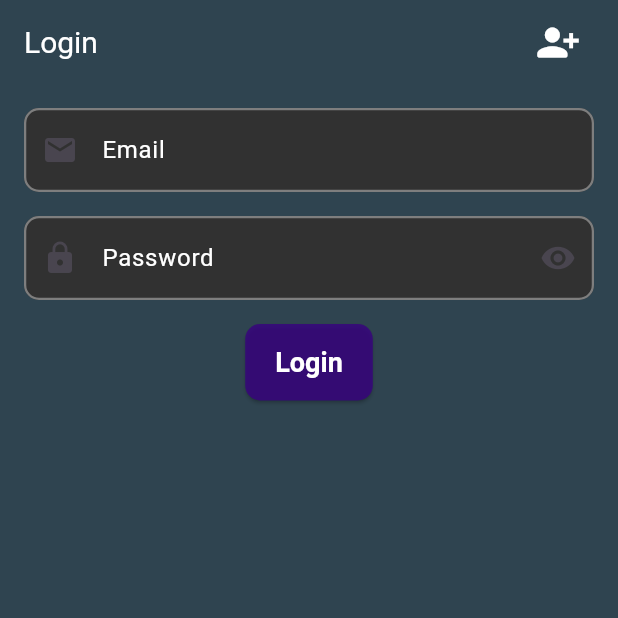
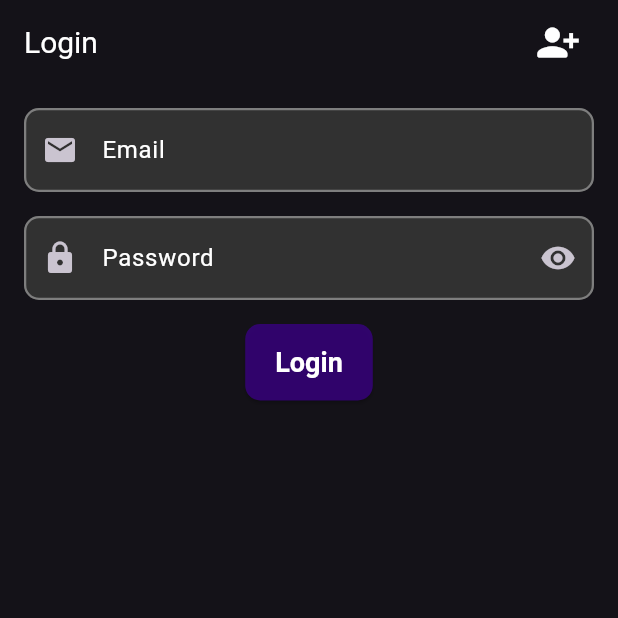
Before and after one commit to random-Kagamine-Rin-Shadow-y-un-Tilin/SEIM_Canary_Firebase, a Flutter app: the screen it shows after launch, on a phone screen of 412 x 824 dp, the top half of it. Run offline on Flutter 3.47's test engine with Material 3 defaults, Android fonts, the phone set to English and light mode, and no system bars; our stand-ins replace cloud_firestore, firebase_core; missing offline and left inert: bcrypt; accounts and stored records are empty.

Commit message:
0.1.0 Theme actualizado

```diff
--- a/lib/widgets/theme.dart
+++ b/lib/widgets/theme.dart
@@ -3,12 +3,11 @@ import 'package:flutter/material.dart';
 ThemeData themeMain() {
   return ThemeData(
     //Color principales de la app
-    scaffoldBackgroundColor: const Color.fromARGB(255, 47, 68, 80),
+    brightness: Brightness.dark,
     primaryColor: const Color.fromARGB(255, 255, 255, 255),
 
     //Barra de la app / menu
     appBarTheme: const AppBarTheme(
-      backgroundColor: Color.fromARGB(255, 47, 68, 80),
       titleTextStyle: TextStyle(
         color: Color.fromARGB(255, 255, 255, 255),
         fontSize: 20,
@@ -75,7 +74,6 @@ ThemeData themeMain() {
       ),
     ),
     bottomNavigationBarTheme: const BottomNavigationBarThemeData(
-      backgroundColor: Color(0xFF2F4450), // Color de fondo del menú
       selectedItemColor: Color.fromARGB(255, 71, 0, 119), // Color del ícono seleccionado
       unselectedItemColor: Colors.grey, // Color de los íconos no seleccionados
       showSelectedLabels: true,
```
Also changed, not shown: pubspec.lock.
